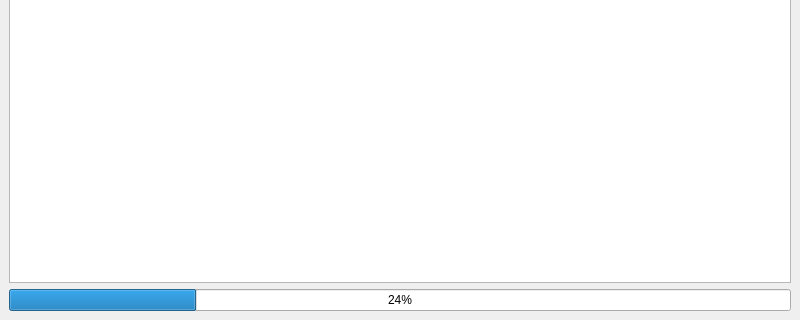
Qt form src/ui/main.ui (Heiss/ETF-Constituents) before a commit; both pictures show x 0 to 800 and y 280 to 600 of the 800 by 600 pixel window.
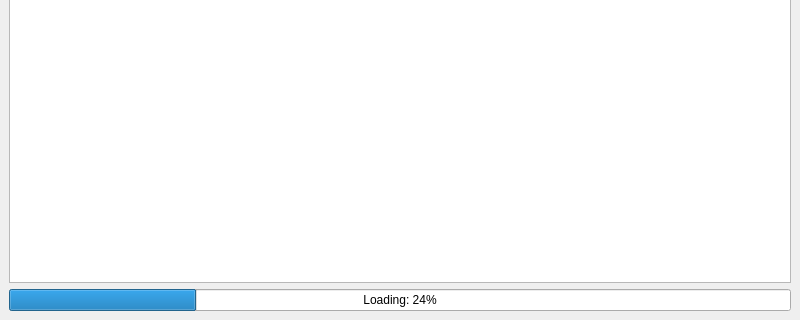
The same form after that commit.

Diff of the .ui file:
```diff
--- a/src/ui/main.ui
+++ b/src/ui/main.ui
@@ -53,6 +53,9 @@
         <property name="value">
          <number>24</number>
         </property>
+        <property name="format">
+         <string>Loading: %p%</string>
+        </property>
        </widget>
       </item>
      </layout>
```
